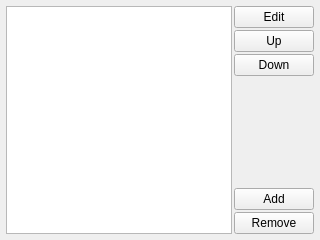
kipr/botui, file ui/ChannelsWidget.ui: the form before one commit.
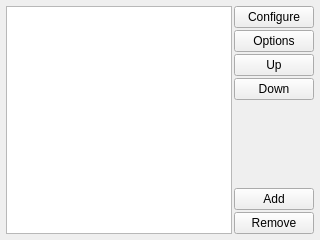
The form after the commit. Icons and pictures are not drawn.

Commit message: Added options widget for channels

Diff of the .ui file:
```diff
--- a/ui/ChannelsWidget.ui
+++ b/ui/ChannelsWidget.ui
@@ -43,7 +43,18 @@
        <item>
         <widget class="QPushButton" name="edit">
          <property name="text">
-          <string>Edit</string>
+          <string>Configure</string>
+         </property>
+         <property name="icon">
+          <iconset resource="../rc/icons.qrc">
+           <normaloff>:/icons/color_wheel.png</normaloff>:/icons/color_wheel.png</iconset>
+         </property>
+        </widget>
+       </item>
+       <item>
+        <widget class="QPushButton" name="options">
+         <property name="text">
+          <string>Options</string>
          </property>
          <property name="icon">
           <iconset resource="../rc/icons.qrc">
```
Left out of the diff: 2 changed lines with no effect on the pictures. The commit also changes 5 other files.
